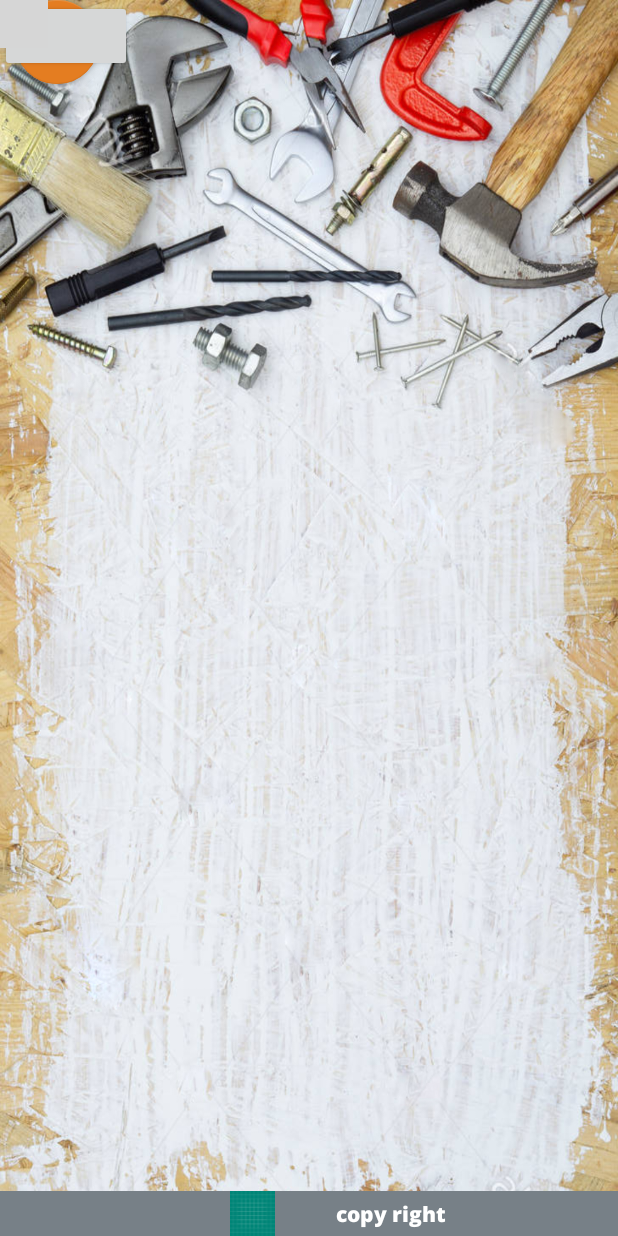
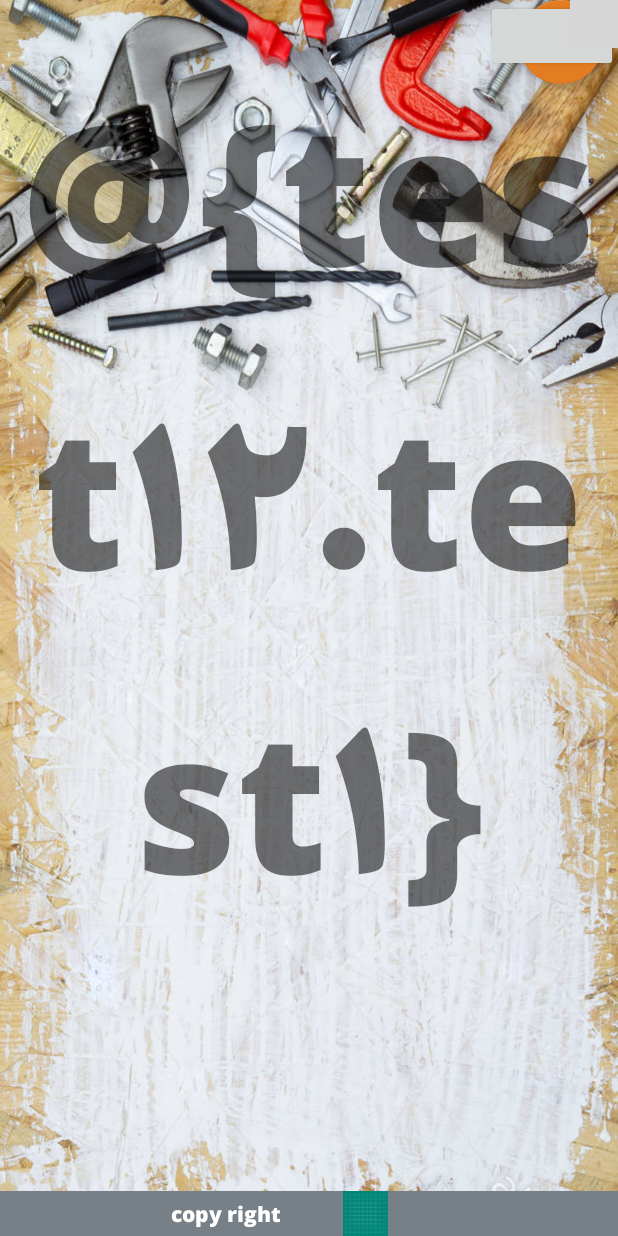
Before and after one commit to ali93angel/ToolStoreN, an Android app: the layout activity_main.xml on its own in the app's theme, with its tools: preview values and no code run, on a phone screen of 412 x 824 dp. Run offline under Robolectric (Android 15) with nearby library versions, the phone set to English and light mode, and no system bars; plain views replace BoomMenuButton, CircleMenuView, FloatingActionButton, FloatingActionMenu; grey boxes are pictures that could not be loaded.

```diff
--- a/app/build.gradle
+++ b/app/build.gradle
@@ -3,6 +3,10 @@ apply plugin: 'com.android.application'
 android {
     compileSdkVersion 'android-R'
     buildToolsVersion "29.0.3"
+
+    viewBinding {
+        enabled = true
+    }
     defaultConfig {
         applicationId "com.leon.toolstore"
         minSdkVersion 19
@@ -60,6 +64,7 @@ dependencies {
     implementation 'com.squareup.retrofit2:converter-gson:2.7.1'
     //TODO به روز رسانی نشود
     implementation 'com.squareup.okhttp3:logging-interceptor:3.12.3'
+    //noinspection GradleDependency
     implementation 'androidx.navigation:navigation-ui:2.2.1'
 
 
--- a/app/src/main/java/com/leon/tool_store/Adapter/AdapterList.java
+++ b/app/src/main/java/com/leon/tool_store/Adapter/AdapterList.java
@@ -37,7 +37,6 @@ public class AdapterList extends ArrayAdapter<String> {
         TextView title = rowView.findViewById(R.id.title);
         TextView subtitle = rowView.findViewById(R.id.subtitle);
         ImageView imageView = rowView.findViewById(R.id.image);
-
         title.setText(titleId[position]);
         subtitle.setText(subtitleId[position]);
         imageView.setImageResource(imageId[position]);
--- a/app/src/main/res/layout-land/main_activity.xml
+++ /dev/null
@@ -1,18 +0,0 @@
-<?xml version="1.0" encoding="utf-8"?>
-<androidx.constraintlayout.widget.ConstraintLayout xmlns:android="http://schemas.android.com/apk/res/android"
-    xmlns:app="http://schemas.android.com/apk/res-auto"
-    xmlns:tools="http://schemas.android.com/tools"
-    android:layout_width="match_parent"
-    android:layout_height="match_parent"
-    tools:context=".MainActivity">
-
-    <TextView
-        android:layout_width="wrap_content"
-        android:layout_height="wrap_content"
-        android:text="Hello World!"
-        app:layout_constraintBottom_toBottomOf="parent"
-        app:layout_constraintLeft_toLeftOf="parent"
-        app:layout_constraintRight_toRightOf="parent"
-        app:layout_constraintTop_toTopOf="parent" />
-
-</androidx.constraintlayout.widget.ConstraintLayout>
--- a/app/src/main/res/layout/main_activity.xml
+++ b/app/src/main/res/layout/activity_main.xml
@@ -5,7 +5,9 @@
     android:id="@+id/main_activity_parent"
     android:layout_width="match_parent"
     android:layout_height="match_parent"
+    android:layoutDirection="rtl"
     tools:context=".Activities.MainActivity">
+
 
     <com.ramotion.circlemenu.CircleMenuView
         android:id="@+id/circle_menu"
@@ -23,7 +25,7 @@
         android:id="@+id/menu_red"
         android:layout_width="match_parent"
         android:layout_height="match_parent"
-        android:layout_alignParentRight="true"
+        android:layout_alignParentStart="true"
         android:layout_alignParentBottom="true"
         android:paddingLeft="10dp"
         android:paddingRight="10dp"
@@ -60,6 +62,13 @@
 
     </LinearLayout>
 
+    <TextView
+        android:layout_width="wrap_content"
+        android:layout_height="wrap_content"
+        android:gravity="center"
+        android:text="@{test12.test1}"
+        android:textSize="@dimen/_100sdp" />
+
     <include
         android:id="@+id/footer"
         layout="@layout/footer_layout"
--- a/app/src/main/res/layout/main2_activity.xml
+++ b/app/src/main/res/layout/activity_main2.xml
@@ -1,4 +1,5 @@
 <?xml version="1.0" encoding="utf-8"?>
+
 <androidx.coordinatorlayout.widget.CoordinatorLayout xmlns:android="http://schemas.android.com/apk/res/android"
     xmlns:tools="http://schemas.android.com/tools"
     android:id="@+id/main_activity_parent"
--- a/app/src/main/res/values/array.xml
+++ b/app/src/main/res/values/array.xml
@@ -43,6 +43,7 @@
         <item>@drawable/ic_checkout_circle</item>
         <item>@drawable/ic_checkout_circle</item>
         <item>@drawable/ic_checkout_circle</item>
+        <item>@drawable/ic_checkout_circle</item>
     </array>
     <array name="colors">
         <item>@android:color/holo_blue_light</item>
@@ -50,5 +51,6 @@
         <item>@android:color/holo_red_light</item>
         <item>@android:color/holo_purple</item>
         <item>@android:color/holo_orange_light</item>
+        <item>@android:color/holo_red_dark</item>
     </array>
 </resources>
--- a/build.gradle
+++ b/build.gradle
@@ -7,7 +7,7 @@ buildscript {
 
     }
     dependencies {
-        classpath 'com.android.tools.build:gradle:3.6.1'
+        classpath 'com.android.tools.build:gradle:3.6.3'
     }
 }
 
```
Also changed, not shown: app/src/main/java/com/leon/tool_store/Activities/MainActivity.java (+17 -13 lines), app/src/main/java/com/leon/tool_store/Main2Activity.java (+9 -5 lines), app/src/main/java/com/leon/tool_store/test.java (added, +18 -0 lines).
